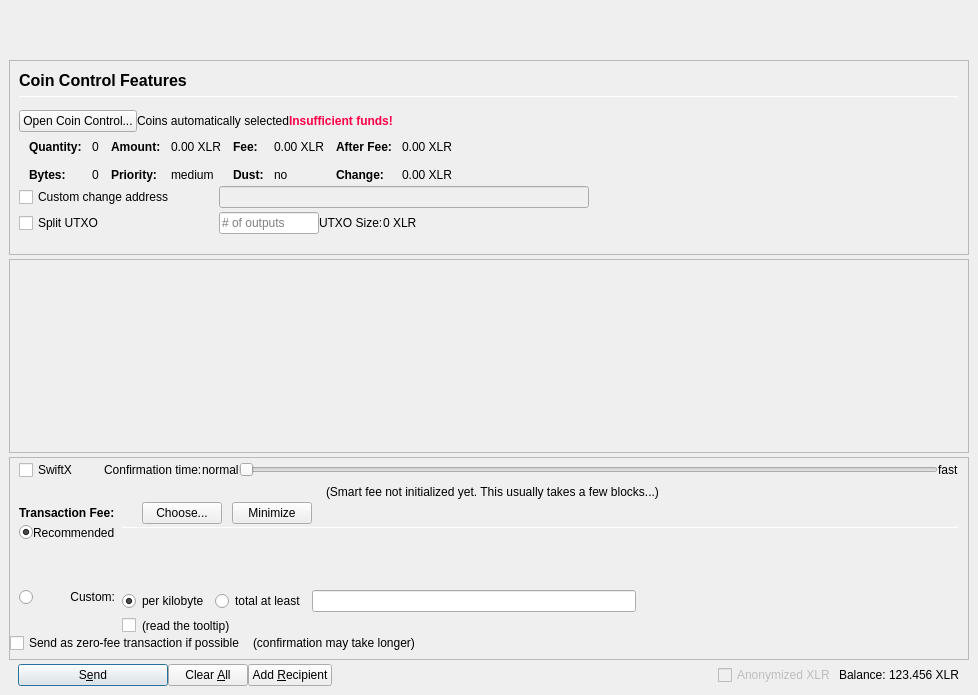
Above: src/qt/forms/sendcoinsdialog.ui from cryptocrowd-xcrc/core-wallet before the change. Below: the same form after it.
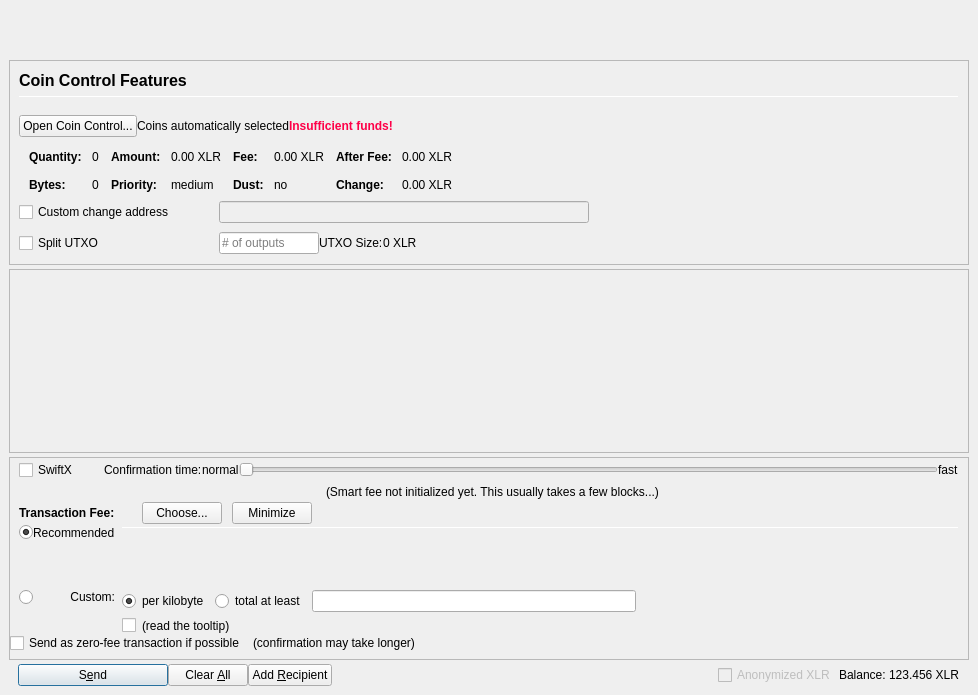
That is the form after the change. Icons and pictures are not drawn. Custom widgets are drawn as their Qt base class.

Patch:
```diff
--- a/src/qt/forms/sendcoinsdialog.ui
+++ b/src/qt/forms/sendcoinsdialog.ui
@@ -156,7 +156,7 @@
           </property>
           <layout class="QVBoxLayout" name="verticalLayoutCoinControl2">
            <property name="spacing">
-            <number>4</number>
+            <number>9</number>
            </property>
            <property name="leftMargin">
             <number>0</number>
@@ -174,7 +174,7 @@
             <widget class="QFrame" name="frameCoinControl_BG">
              <layout class="QVBoxLayout" name="verticalLayoutCoinControl" stretch="0,0,0,0,0,0">
               <property name="spacing">
-               <number>4</number>
+               <number>9</number>
               </property>
               <property name="leftMargin">
                <number>0</number>
@@ -916,7 +916,7 @@
              <x>0</x>
              <y>0</y>
              <width>956</width>
-             <height>151</height>
+             <height>126</height>
             </rect>
            </property>
            <layout class="QVBoxLayout" name="verticalLayout_2" stretch="0,1">
```
